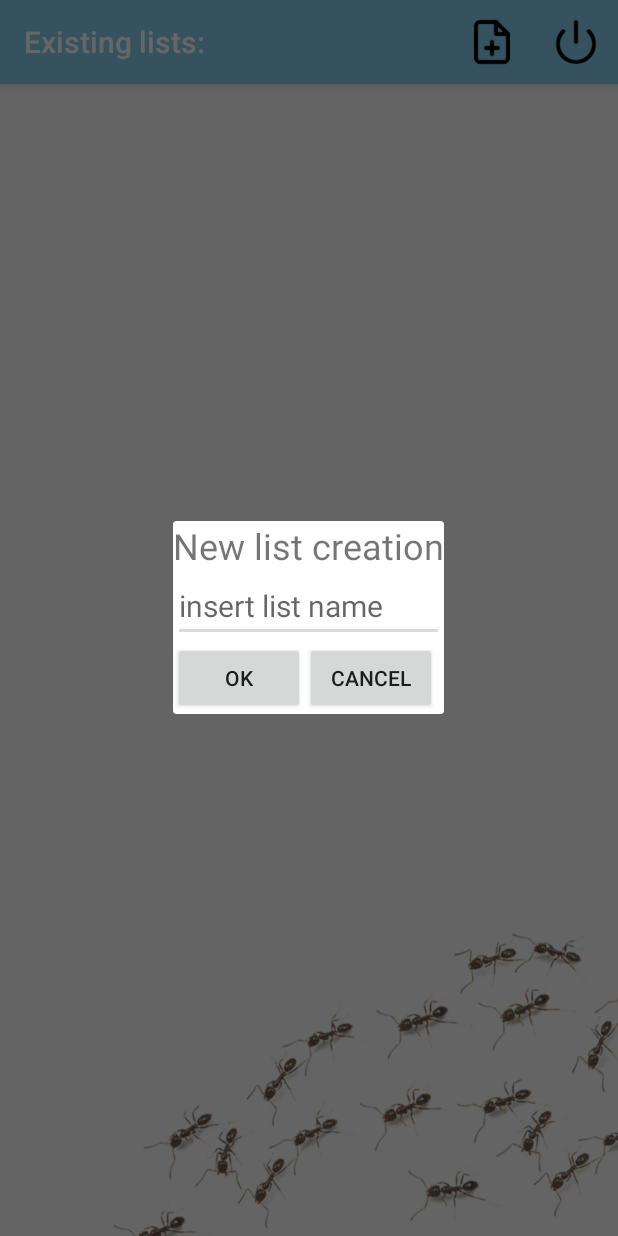
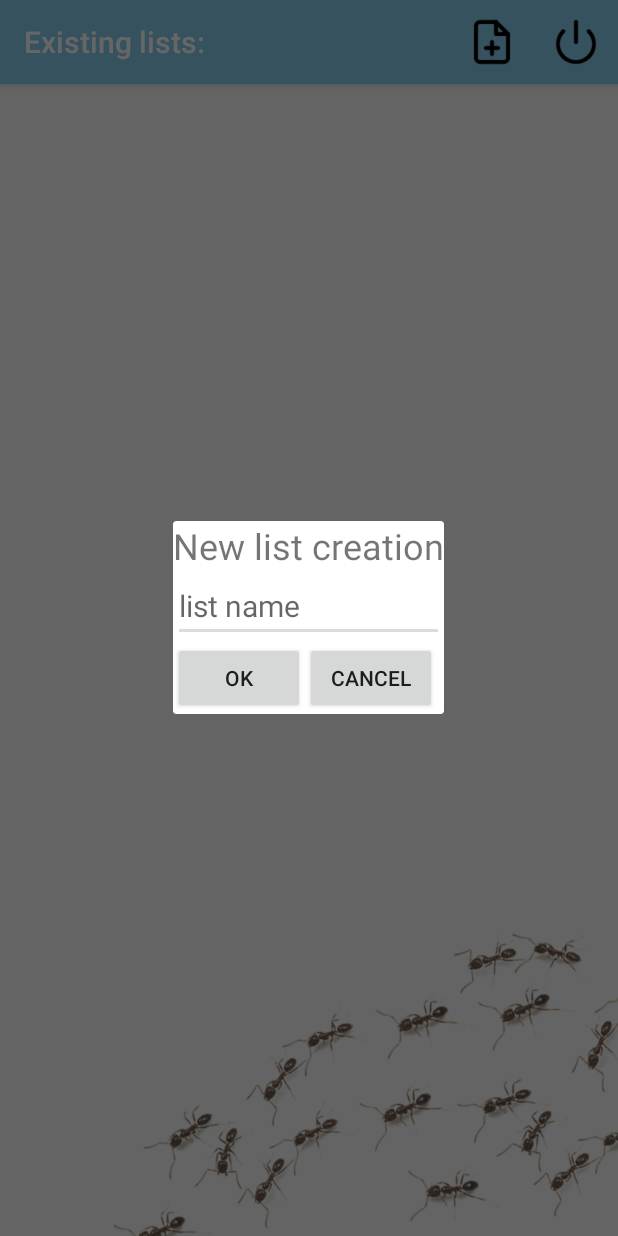
Before and after one commit to Papashkin/Ants_Lists_app, an Android app: the screen it shows after launch (MainActivity), after a tap on an icon or button, on a phone screen of 412 x 824 dp. Run offline under Robolectric (Android 15) with nearby library versions, the phone set to English and light mode, and no system bars.

Commit message:
App update. ver. 1.3 - 01.09.2018 (screen rotation now works fine; RU localization)

```diff
--- a/app/src/main/java/com/papashkin/shoppingantlist/SetList.kt
+++ b/app/src/main/java/com/papashkin/shoppingantlist/SetList.kt
@@ -129,6 +129,7 @@ class SetList: Activity() {
         } else {
             saveFile()
         }
+        savedItems.clear()
         itemsList.forEach{ savedItems.add(it) }
     }
 
--- a/app/src/main/res/layout/activity_setlist.xml
+++ b/app/src/main/res/layout/activity_setlist.xml
@@ -84,7 +84,7 @@
 
             <EditText
                 android:id="@+id/newlist_text_newitem"
-                android:hint="@string/insert_items_name"
+                android:hint="@string/insert_item_name"
                 android:textSize="28sp"
                 android:layout_column="0"
                 android:textColor="@color/Black"
--- a/app/src/main/res/layout/dialog_new_item.xml
+++ b/app/src/main/res/layout/dialog_new_item.xml
@@ -12,7 +12,7 @@
 
     <EditText
         android:id="@+id/text_item_name"
-        android:hint="@string/insert_items_name"
+        android:hint="@string/insert_list_name"
         android:textSize="20sp"
         android:layout_width="match_parent"
         android:layout_height="wrap_content" />
--- a/app/src/main/res/values/strings.xml
+++ b/app/src/main/res/values/strings.xml
@@ -5,9 +5,10 @@
     <string name="Ok">OK</string>
     <string name="cancel">Cancel</string>
     <string name="item">New list creation</string>
-    <string name="insert_items_name">insert list name</string>
+    <string name="insert_item_name">item\'s name</string>
+    <string name="insert_list_name">list name</string>
     <string name="need_item_name">Please write the list name</string>
-    <string name="popup_load_list">Use it!</string>
+    <string name="popup_load_list">Load it!</string>
     <string name="popup_modify_list">Modify it!</string>
     <string name="popup_delete_list">Delete it!</string>
     <string name="overwrite_list">Do you want to overwrite the list?</string>
@@ -23,8 +24,8 @@
     <string name="already_in_list">This item is already in the list</string>
 
     <!-- text references of the Main activity -->
-    <string name="load_to_use">list \'%s\' is loaded to modify"</string>
-    <string name="load_to_modify">list \'%s\' is loading"</string>
+    <string name="load_to_use">list \'%s\' is loaded"</string>
+    <string name="load_to_modify">list \'%s\' is loaded to modify"</string>
     <string name="delete_list">list \'%s\' deleted"</string>
 
 </resources>
```
Also changed, not shown: 1 other file.
